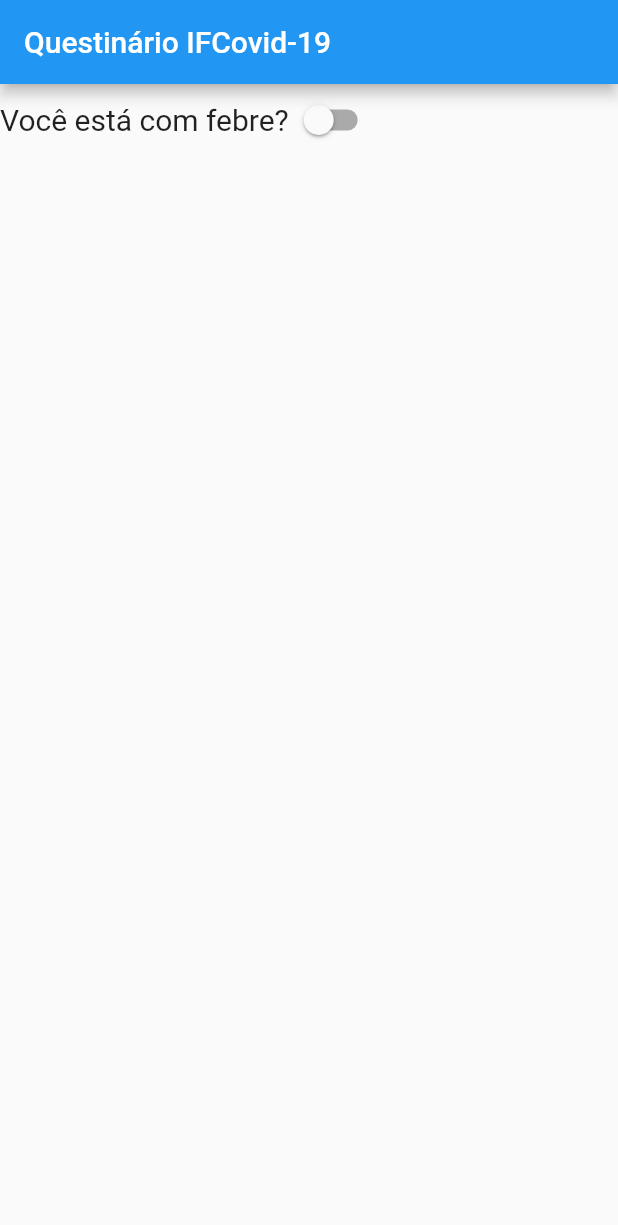
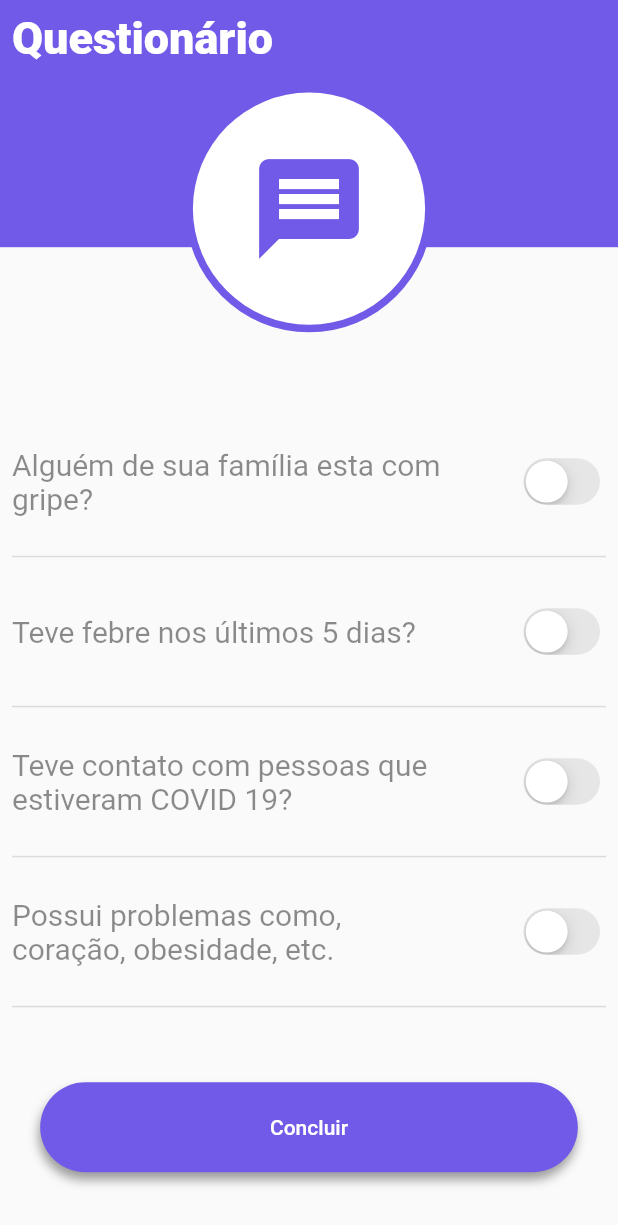
Before and after one commit to gurgueiavalley/smc_covid, a Flutter app: the screen it shows after launch, on a phone screen of 412 x 824 dp. Shown: the top 1225 px of the screen. Run offline on Flutter 3.47's test engine with Material 2 defaults, Android fonts, the phone set to English and light mode, and no system bars; drawn by our look-alikes of auto_size_text; our stand-ins replace carousel_slider, firebase_auth, flutter_vector_icons, geolocator, google_maps_flutter, google_sign_in and 2 more; missing offline and left inert: hasura_connect; accounts and stored records are empty.

Commit message:
Questionario
tela questionário feita, com perguntas estáticas.

```diff
--- a/lib/components/custom-botton.dart
+++ b/lib/components/custom-botton.dart
@@ -6,7 +6,8 @@ class CustomButton extends StatefulWidget {
   final icon;
   final onPressed;
   final color;
-  const CustomButton( {Key key, this.title, this.icon, this.onPressed, this.color}): super(key: key);
+  final cor_indicador;
+  const CustomButton( {Key key, this.title, this.icon, this.onPressed, this.color, this.cor_indicador}): super(key: key);
 
   @override
   _CustomButtonState createState() => _CustomButtonState();
@@ -95,7 +96,9 @@ class _CustomButtonState extends State<CustomButton> {
               Expanded(
                 child: Container(
                   alignment: Alignment.center,
-                  child: CircularProgressIndicator(),
+                  child: CircularProgressIndicator(
+                    valueColor: new AlwaysStoppedAnimation<Color>(widget.cor_indicador),
+                  ),
                 ),
               ),
 
--- /dev/null
+++ b/lib/components/item_pergunta.dart
@@ -0,0 +1,51 @@
+import 'package:auto_size_text/auto_size_text.dart';
+import 'package:flutter/cupertino.dart';
+import 'package:flutter/material.dart';
+
+class ItemPergunta extends StatefulWidget {
+  final pergunta;
+  final valor;
+  final onPressed;
+  const ItemPergunta({Key key, this.pergunta, this.valor, this.onPressed}) : super(key: key);
+
+
+  @override
+  _ItemPerguntaState createState() => _ItemPerguntaState();
+}
+
+class _ItemPerguntaState extends State<ItemPergunta> {
+
+
+  @override
+  Widget build(BuildContext context) {
+    return InkWell(
+      onTap: () {
+        widget.onPressed();
+      },
+      child: Container(
+        child: Row(
+          mainAxisAlignment: MainAxisAlignment.spaceBetween,
+          children: [
+            Container(
+                margin: EdgeInsets.only(top: 20, bottom: 20),
+                width: MediaQuery.of(context).size.width * 0.7,
+                child: AutoSizeText(widget.pergunta,
+                  style: TextStyle(color: Colors.black45, fontSize: 20),
+                  wrapWords: true,
+                )),
+            CupertinoSwitch(
+                value: widget.valor,
+                onChanged: (x) {
+                  widget.onPressed();
+                }
+            )
+          ],
+        ),
+        height: 100,
+        decoration: BoxDecoration(
+            //color: Colors.red,
+            border: Border(bottom: BorderSide(color: Colors.black12))),
+      ),
+    );
+  }
+}
--- a/lib/screens/tela-questionario.dart
+++ b/lib/screens/tela-questionario.dart
@@ -1,38 +1,153 @@
 import 'package:flutter/cupertino.dart';
 import 'package:flutter/material.dart';
+import 'package:smccovid/components/item_pergunta.dart';
+
+import '../components/custom-botton.dart';
+import '../constants/constants.dart';
+import '../constants/constants.dart';
+import '../constants/constants.dart';
 
 class Questionario extends StatefulWidget {
   @override
   _QuestionarioState createState() => _QuestionarioState();
 }
 
+
+var perguntasTeste = [
+  {
+    'pergunta':'Alguém de sua família esta com gripe?',
+    'valor':false
+  },
+  {
+    'pergunta':'Teve febre nos últimos 5 dias?',
+    'valor':false
+  },
+  {
+    'pergunta':'Teve contato com pessoas que estiveram COVID 19?',
+    'valor':false
+  },
+  {
+    'pergunta':'Possui problemas como, coração, obesidade, etc. ',
+    'valor':false
+  },
+
+
+];
+
+
+
+
+
+
+
 class _QuestionarioState extends State<Questionario> {
-  bool respota1 = false;
+  List _respostar = List();
+
 
   @override
   Widget build(BuildContext context) {
     return Scaffold(
-      appBar: AppBar(
-        title: Text("Questinário IFCovid-19"),
+
+      body: SingleChildScrollView(
+        child: Stack(
+        children: [
+          Container(
+            color: cor_base,
+            height: MediaQuery.of(context).size.width/2.5,
           ),
-      body: Row(
-        crossAxisAlignment: CrossAxisAlignment.center,
-        mainAxisSize: MainAxisSize.min,
-        children: <Widget>[
-          Text(
-            "Você está com febre?",
-            style: TextStyle(fontSize: 20),
+
+          SafeArea(
+            child: Padding(
+              padding: const EdgeInsets.all(8.0),
+              child: Column(
+              crossAxisAlignment: CrossAxisAlignment.stretch,
+              children: [
+
+                Row(
+                  mainAxisAlignment: MainAxisAlignment.spaceBetween,
+                  children: [
+                    Text('Questionário', style: TextStyle(fontWeight: FontWeight.w900, fontSize: 30, color: Colors.white),),
+
+                  ],
                 ),
-          Switch(
-            value: respota1,
-            onChanged: (value) {
+
+                Center(
+                  child: Container(
+                    margin: EdgeInsets.only(top: MediaQuery.of(context).size.width/30),
+                    height: MediaQuery.of(context).size.width/2.5,
+                    width: MediaQuery.of(context).size.width/2.5,
+                    decoration: BoxDecoration(
+                      color: cor_base,
+                      shape: BoxShape.circle
+                    ),
+
+
+                    child: Container(
+                    padding: EdgeInsets.all(20),
+                    margin: EdgeInsets.all(5),
+                    decoration: BoxDecoration(
+                      color: Colors.white,
+                      shape: BoxShape.circle
+                    ),
+                    child: Icon(Icons.message, size: 80, color: cor_base,),
+
+
+
+
+                  ),
+
+
+
+
+
+
+
+                  ),
+                ),
+                SizedBox(height: 50,),
+
+
+                for (var item in perguntasTeste)
+                ItemPergunta(
+                  pergunta: item['pergunta'],
+                  valor: _respostar.contains(item),
+                  onPressed: (){
+                    if (_respostar.contains(item)) {
+                      _respostar.remove(item);
+                    } else {
+                      _respostar.add(item);
+                    }
+
                     setState(() {
-                respota1 = value;
-                print(respota1);
+
                     });
                   },
                 ),
+
+
+                SizedBox(height: 50,),
+                CustomButton(
+                  color: cor_base,
+                  cor_indicador: Colors.white,
+                  title: Text('Concluir', style: TextStyle(color: Colors.white),),
+                  onPressed: (){
+
+                  },
+                ),
+                SizedBox(height: 50,),
+
+
+
+
+
               ],
+          ),
+            ),
+          )
+
+
+        ],
+      ),
       ),
     );
   }
```
Also changed, not shown: pubspec.lock. Lines whose indentation alone changed are shown as unchanged.
